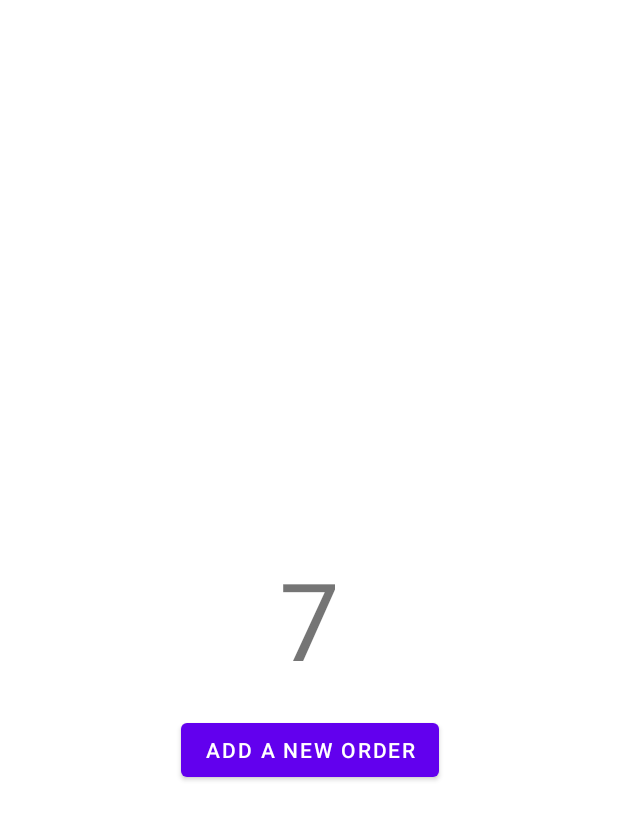
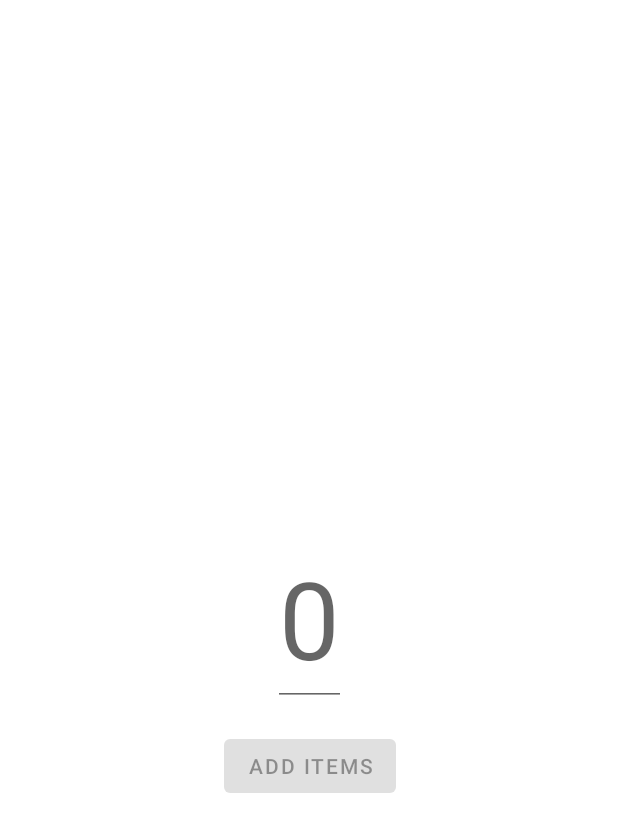
Before and after one commit to yalexaner/items, an Android app: the screen it shows after launch (MainActivity), after a tap on "ADD A NEW ORDER", on a phone screen of 412 x 824 dp. Shown: the top 832 px of the screen. Run offline under Robolectric (Android 15) with nearby library versions, the phone set to English and light mode, and no system bars; our stand-ins replace data binding.

Commit message:
creating a fragment for adding items amount

```diff
--- a/app/build.gradle
+++ b/app/build.gradle
@@ -37,14 +37,16 @@ android {
 }
 
 dependencies {
-
     implementation "org.jetbrains.kotlin:kotlin-stdlib:$kotlin_version"
+    implementation "androidx.navigation:navigation-fragment-ktx:$navigation_version"
+    implementation "androidx.navigation:navigation-ui-ktx:$navigation_version"
     implementation 'androidx.core:core-ktx:1.3.2'
     implementation 'androidx.appcompat:appcompat:1.2.0'
     implementation 'com.google.android.material:material:1.2.1'
     implementation 'androidx.constraintlayout:constraintlayout:2.0.4'
     implementation 'androidx.navigation:navigation-fragment-ktx:2.3.1'
     implementation 'androidx.navigation:navigation-ui-ktx:2.3.1'
+    implementation 'androidx.legacy:legacy-support-v4:1.0.0'
     testImplementation 'junit:junit:4.13.1'
     androidTestImplementation 'androidx.test.ext:junit:1.1.2'
     androidTestImplementation 'androidx.test.espresso:espresso-core:3.3.0'
--- /dev/null
+++ b/app/src/main/java/yalexaner/items/ui/AddingItemsFragment.kt
@@ -0,0 +1,36 @@
+package yalexaner.items.ui
+
+import android.os.Bundle
+import android.view.LayoutInflater
+import android.view.View
+import android.view.ViewGroup
+import androidx.core.widget.doOnTextChanged
+import androidx.fragment.app.Fragment
+import androidx.fragment.app.activityViewModels
+import androidx.navigation.findNavController
+import yalexaner.items.R
+import yalexaner.items.data.ItemsViewModel
+import yalexaner.items.databinding.FragmentAddingItemsBinding
+
+class AddingItemsFragment : Fragment() {
+
+    override fun onCreateView(
+        inflater: LayoutInflater, container: ViewGroup?, savedInstanceState: Bundle?
+    ): View {
+
+        val binding = FragmentAddingItemsBinding.inflate(inflater, container, false)
+        val viewModel: ItemsViewModel by activityViewModels()
+
+        // enable button when there is a number
+        binding.itemsInput.doOnTextChanged { text, _, _, _ ->
+            binding.addItems.isEnabled = !text.isNullOrEmpty()
+        }
+
+        binding.addItems.setOnClickListener { view: View ->
+            viewModel.addItems(binding.itemsInput.text?.toString()?.toInt() ?: 0)
+            view.findNavController().navigate(R.id.action_addingItemsFragment_to_itemsFragment)
+        }
+
+        return binding.root
+    }
+}
--- a/app/src/main/java/yalexaner/items/ui/ItemsFragment.kt
+++ b/app/src/main/java/yalexaner/items/ui/ItemsFragment.kt
@@ -6,7 +6,8 @@ import android.view.View
 import android.view.ViewGroup
 import androidx.databinding.DataBindingUtil
 import androidx.fragment.app.Fragment
-import androidx.fragment.app.viewModels
+import androidx.fragment.app.activityViewModels
+import androidx.navigation.findNavController
 import yalexaner.items.R
 import yalexaner.items.data.ItemsViewModel
 import yalexaner.items.databinding.FragmentItemsBinding
@@ -15,13 +16,16 @@ class ItemsFragment : Fragment() {
 
     override fun onCreateView(
         inflater: LayoutInflater, container: ViewGroup?, savedInstanceState: Bundle?
-    ): View? {
+    ): View {
         val binding: FragmentItemsBinding =
             DataBindingUtil.inflate(inflater, R.layout.fragment_items, container, false)
-        val viewModel: ItemsViewModel by viewModels()
+        val viewModel: ItemsViewModel by activityViewModels()
 
         binding.viewModel = viewModel
         binding.lifecycleOwner = this
+        binding.addNewOrder.setOnClickListener { view ->
+            view.findNavController().navigate(R.id.action_itemsFragment_to_addingItemsFragment)
+        }
 
         return binding.root
     }
--- a/app/src/main/res/layout/activity_main.xml
+++ b/app/src/main/res/layout/activity_main.xml
@@ -1,6 +1,16 @@
 <?xml version="1.0" encoding="utf-8"?>
-<androidx.fragment.app.FragmentContainerView xmlns:android="http://schemas.android.com/apk/res/android"
-    android:id="@+id/items_fragment"
-    android:name="yalexaner.items.ui.ItemsFragment"
+<LinearLayout xmlns:android="http://schemas.android.com/apk/res/android"
+    xmlns:app="http://schemas.android.com/apk/res-auto"
+    xmlns:tools="http://schemas.android.com/tools"
     android:layout_width="match_parent"
-    android:layout_height="match_parent" />
+    android:layout_height="match_parent">
+
+    <fragment
+        android:id="@+id/main_nav_host_fragment"
+        android:name="androidx.navigation.fragment.NavHostFragment"
+        android:layout_width="match_parent"
+        android:layout_height="match_parent"
+        app:defaultNavHost="true"
+        app:navGraph="@navigation/navigation"
+        tools:ignore="FragmentTagUsage" />
+</LinearLayout>
--- /dev/null
+++ b/app/src/main/res/layout/fragment_adding_items.xml
@@ -0,0 +1,46 @@
+<?xml version="1.0" encoding="utf-8"?>
+<layout xmlns:android="http://schemas.android.com/apk/res/android"
+    xmlns:app="http://schemas.android.com/apk/res-auto">
+
+    <androidx.constraintlayout.widget.ConstraintLayout
+        android:layout_width="match_parent"
+        android:layout_height="match_parent">
+
+        <EditText
+            android:id="@+id/items_input"
+            android:layout_width="wrap_content"
+            android:layout_height="wrap_content"
+            android:isScrollContainer="true"
+            android:hint="@string/value_zero"
+            android:inputType="number"
+            android:textSize="@dimen/items_count_size"
+            app:layout_constraintBottom_toBottomOf="parent"
+            app:layout_constraintEnd_toEndOf="parent"
+            app:layout_constraintStart_toStartOf="parent"
+            app:layout_constraintTop_toTopOf="parent"
+            android:importantForAutofill="no" />
+
+        <Button
+            android:id="@+id/add_items"
+            android:layout_width="wrap_content"
+            android:layout_height="wrap_content"
+            android:layout_marginTop="16dp"
+            android:enabled="false"
+            android:text="@string/button_add_items"
+            app:layout_constraintBottom_toBottomOf="parent"
+            app:layout_constraintEnd_toEndOf="@+id/items_input"
+            app:layout_constraintStart_toStartOf="@+id/items_input"
+            app:layout_constraintTop_toBottomOf="@+id/items_input"
+            app:layout_constraintVertical_bias="0.0" />
+
+        <!--        <TextView-->
+        <!--            android:id="@+id/textView"-->
+        <!--            android:layout_width="wrap_content"-->
+        <!--            android:layout_height="wrap_content"-->
+        <!--            android:layout_marginTop="10dp"-->
+        <!--            android:textSize="@dimen/items_count_size"-->
+        <!--            app:layout_constraintTop_toBottomOf="@+id/editTextNumber"-->
+        <!--            tools:layout_editor_absoluteX="114dp"-->
+        <!--            tools:text="Items" />-->
+    </androidx.constraintlayout.widget.ConstraintLayout>
+</layout>
--- a/app/src/main/res/layout/fragment_items.xml
+++ b/app/src/main/res/layout/fragment_items.xml
@@ -30,13 +30,13 @@
             android:id="@+id/add_new_order"
             android:layout_width="wrap_content"
             android:layout_height="wrap_content"
-            android:onClick="@{() -> viewModel.addItems(7)}"
-            android:text="@string/add_a_new_order"
+            android:layout_marginTop="16dp"
+            android:text="@string/button_add_a_new_order"
             app:layout_constraintBottom_toBottomOf="parent"
             app:layout_constraintEnd_toEndOf="@+id/items"
             app:layout_constraintStart_toStartOf="@+id/items"
             app:layout_constraintTop_toBottomOf="@+id/items"
-            app:layout_constraintVertical_bias="0.048" />
+            app:layout_constraintVertical_bias="0.0" />
 
     </androidx.constraintlayout.widget.ConstraintLayout>
 </layout>
--- /dev/null
+++ b/app/src/main/res/navigation/navigation.xml
@@ -0,0 +1,28 @@
+<?xml version="1.0" encoding="utf-8"?>
+<navigation xmlns:android="http://schemas.android.com/apk/res/android"
+    xmlns:app="http://schemas.android.com/apk/res-auto"
+    xmlns:tools="http://schemas.android.com/tools"
+    android:id="@+id/navigation"
+    app:startDestination="@id/itemsFragment">
+
+    <fragment
+        android:id="@+id/itemsFragment"
+        android:name="yalexaner.items.ui.ItemsFragment"
+        android:label="ItemsFragment"
+        tools:layout="@layout/fragment_items">
+        <action
+            android:id="@+id/action_itemsFragment_to_addingItemsFragment"
+            app:destination="@id/addingItemsFragment" />
+    </fragment>
+    <fragment
+        android:id="@+id/addingItemsFragment"
+        android:name="yalexaner.items.ui.AddingItemsFragment"
+        android:label="AddingItemsFragment"
+        tools:layout="@layout/fragment_adding_items" >
+        <action
+            android:id="@+id/action_addingItemsFragment_to_itemsFragment"
+            app:destination="@id/itemsFragment"
+            app:popUpTo="@id/itemsFragment"
+            app:popUpToInclusive="true" />
+    </fragment>
+</navigation>
--- a/app/src/main/res/values/dimens.xml
+++ b/app/src/main/res/values/dimens.xml
@@ -1,4 +1,3 @@
 <resources>
-    <dimen name="fab_margin">16dp</dimen>
     <dimen name="items_count_size">72sp</dimen>
 </resources>
--- a/app/src/main/res/values/strings.xml
+++ b/app/src/main/res/values/strings.xml
@@ -1,14 +1,6 @@
 <resources>
     <string name="app_name">Items</string>
-    <string name="action_settings">Settings</string>
-    <!-- Strings used for fragments for navigation -->
-    <string name="first_fragment_label">First Fragment</string>
-    <string name="second_fragment_label">Second Fragment</string>
-    <string name="next">Next</string>
-    <string name="previous">Previous</string>
-
-    <string name="hello_first_fragment">Hello first fragment</string>
-    <string name="hello_second_fragment">Hello second fragment. Arg: %1$s</string>
-    <string name="fab_description">fab</string>
-    <string name="add_a_new_order">Add a new order</string>
+    <string name="button_add_a_new_order">Add a new order</string>
+    <string name="value_zero">0</string>
+    <string name="button_add_items">Add items</string>
 </resources>
--- a/build.gradle
+++ b/build.gradle
@@ -1,6 +1,7 @@
 // Top-level build file where you can add configuration options common to all sub-projects/modules.
 buildscript {
-    ext.kotlin_version = "1.4.10"
+    ext.kotlin_version = "1.4.20"
+    ext.navigation_version = "2.3.1"
     repositories {
         google()
         jcenter()
```
Also changed, not shown: app/src/main/res/menu/menu_main.xml (deleted, +0 -10 lines), app/src/main/res/navigation/nav_graph.xml (deleted, +0 -28 lines).
